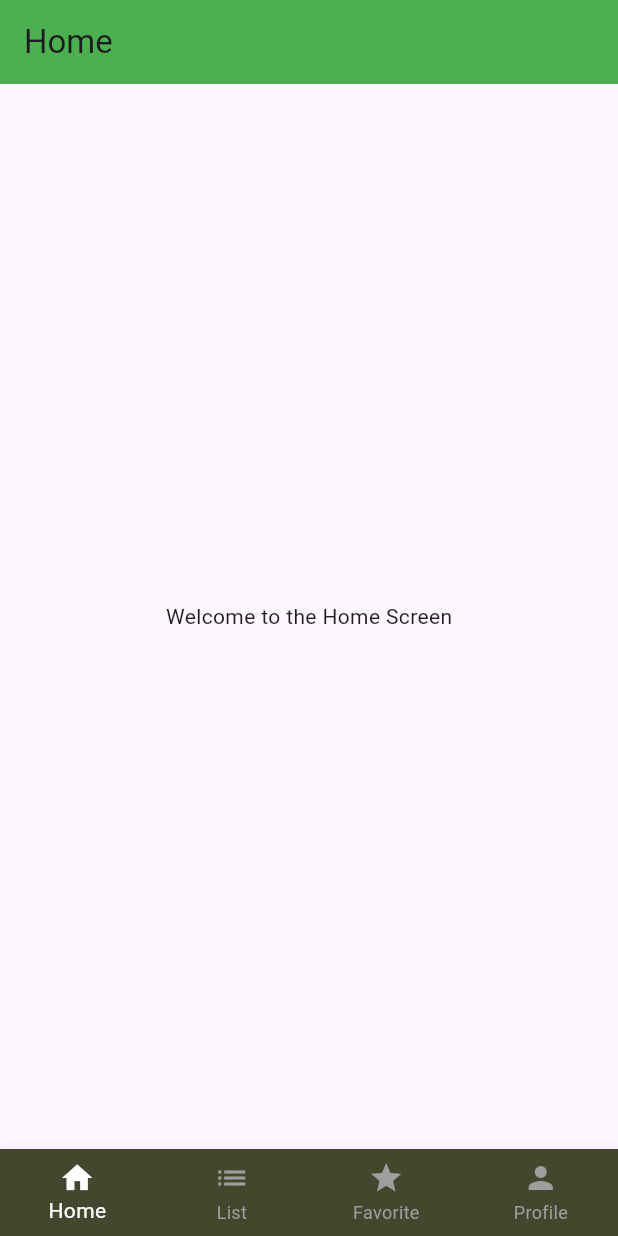
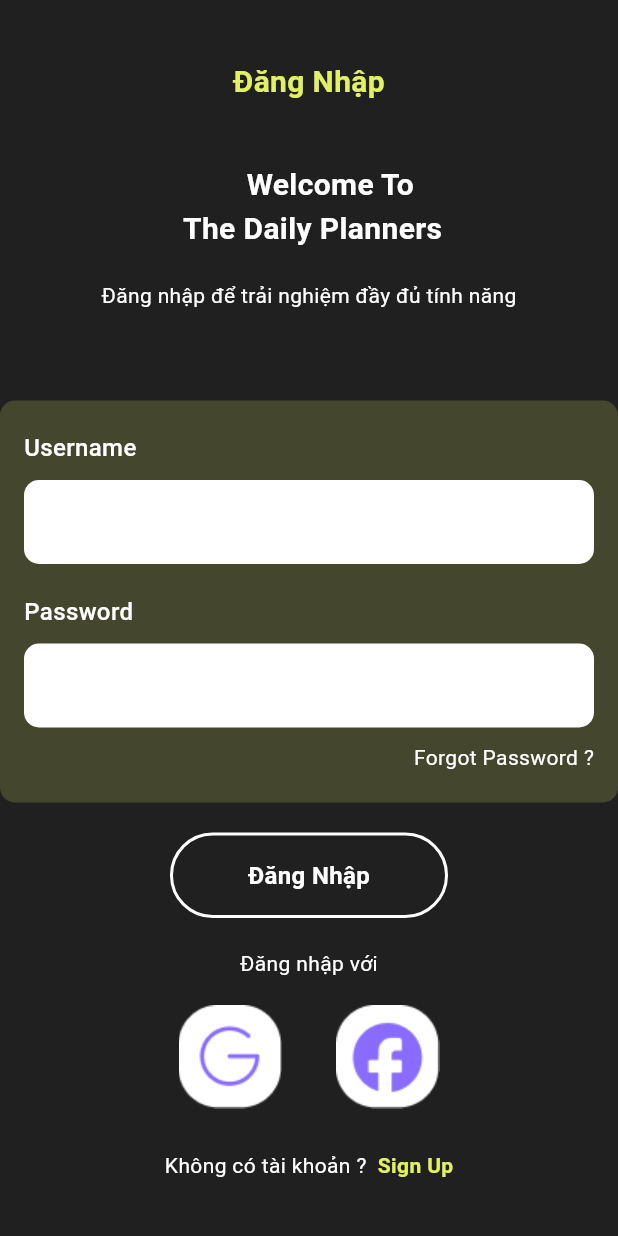
Before and after one commit to Levien211003/TestKTQBDailyPlan, a Flutter app: the screen it shows after launch, on a phone screen of 412 x 824 dp. Run offline on Flutter 3.47's test engine with Material 3 defaults, Android fonts, the light colour scheme and no system bars; our stand-ins replace table_calendar; Roboto replaces fonts that are missing (Poppins).

Commit message:
3rd commit

```diff
--- a/lib/favorite_screen.dart
+++ b/lib/favorite_screen.dart
@@ -9,10 +9,10 @@
   @override
   Widget build(BuildContext context) {
     return Scaffold(
-      appBar: AppBar(
-        title: Text('Favorite'),
-        backgroundColor: Colors.green, // Màu của AppBar
-      ),
+      // appBar: AppBar(
+      //   title: Text('Favorite'),
+      //   backgroundColor: Colors.green, // Màu của AppBar
+      // ),
       body: Center(
         child: Text('Welcome to the Favorite Screen'),
       ),
--- a/lib/list_screen.dart
+++ b/lib/list_screen.dart
@@ -9,10 +9,10 @@
   @override
   Widget build(BuildContext context) {
     return Scaffold(
-      appBar: AppBar(
-        title: Text('List'),
-        backgroundColor: Colors.green, // Màu của AppBar
-      ),
+      // appBar: AppBar(
+      //   title: Text('List'),
+      //   backgroundColor: Colors.green, // Màu của AppBar
+      // ),
       body: Center(
         child: Text('Welcome to the List Screen'),
       ),
--- /dev/null
+++ b/lib/login_screen.dart
@@ -0,0 +1,236 @@
+import 'package:flutter/material.dart';
+import 'navbar.dart';
+import 'signup_screen.dart';
+
+class LoginScreen extends StatefulWidget {
+  @override
+  _LoginScreenState createState() => _LoginScreenState();
+}
+
+class _LoginScreenState extends State<LoginScreen> {
+  final TextEditingController usernameController = TextEditingController();
+  final TextEditingController passwordController = TextEditingController();
+
+  @override
+  Widget build(BuildContext context) {
+    return Scaffold(
+      backgroundColor: Color(0xFF212020),
+      body: SingleChildScrollView(
+        child: Column(
+          children: [
+            Container(
+              padding: EdgeInsets.only(left: 16, right: 16, top: 40),
+              child: Row(
+                mainAxisAlignment: MainAxisAlignment.center,
+                children: [
+                  // GestureDetector(
+                  //   onTap: () {
+                  //     Navigator.pop(context);
+                  //   },
+                  //   child: Icon(
+                  //     Icons.arrow_back_ios,
+                  //     color: Color(0xFFE2F163),
+                  //   ),
+                  // ),
+                  Spacer(),
+                  Text(
+                    'Đăng Nhập',
+                    style: TextStyle(
+                      color: Color(0xFFE2F163),
+                      fontSize: 20,
+                      fontFamily: 'Poppins',
+                      fontWeight: FontWeight.w700,
+                    ),
+                  ),
+                  Spacer(),
+                ],
+              ),
+            ),
+            SizedBox(height: 40),
+            Text(
+              '         Welcome To \n The Daily Planners',
+              style: TextStyle(
+                color: Colors.white,
+                fontSize: 20,
+                fontFamily: 'Poppins',
+                fontWeight: FontWeight.w700,
+              ),
+            ),
+            SizedBox(height: 20),
+            Text(
+              'Đăng nhập để trải nghiệm đầy đủ tính năng',
+              style: TextStyle(
+                color: Colors.white,
+                fontSize: 14,
+                fontFamily: 'Poppins',
+                fontWeight: FontWeight.w400,
+              ),
+            ),
+            SizedBox(height: 60),
+            Container(
+              padding: EdgeInsets.symmetric(horizontal: 16, vertical: 20),
+              decoration: BoxDecoration(
+                color: Color(0xFF44462E),
+                borderRadius: BorderRadius.circular(10), // Bo tròn góc cho đẹp hơn
+              ),
+              child: Column(
+                crossAxisAlignment: CrossAxisAlignment.start,
+                children: [
+                  Text(
+                    'Username',
+                    style: TextStyle(
+                      color: Colors.white,
+                      fontSize: 16,
+                      fontFamily: 'Poppins',
+                      fontWeight: FontWeight.w500,
+                    ),
+                  ),
+                  SizedBox(height: 10),
+                  TextField(
+                    controller: usernameController,
+                    decoration: InputDecoration(
+                      filled: true,
+                      fillColor: Colors.white,
+                      border: OutlineInputBorder(
+                        borderRadius: BorderRadius.circular(10),
+                        borderSide: BorderSide.none,
+                      ),
+                    ),
+                  ),
+                  SizedBox(height: 20),
+                  Text(
+                    'Password',
+                    style: TextStyle(
+                      color: Colors.white,
+                      fontSize: 16,
+                      fontFamily: 'Poppins',
+                      fontWeight: FontWeight.w500,
+                    ),
+                  ),
+                  SizedBox(height: 10),
+                  TextField(
+                    controller: passwordController,
+                    obscureText: true,
+                    decoration: InputDecoration(
+                      filled: true,
+                      fillColor: Colors.white,
+                      border: OutlineInputBorder(
+                        borderRadius: BorderRadius.circular(10),
+                        borderSide: BorderSide.none,
+                      ),
+                    ),
+                  ),
+                  SizedBox(height: 10),
+                  Align(
+                    alignment: Alignment.centerRight,
+                    child: Text(
+                      'Forgot Password ?',
+                      style: TextStyle(
+                        color: Colors.white,
+                        fontSize: 14,
+                        fontFamily: 'Poppins',
+                        fontWeight: FontWeight.w400,
+                      ),
+                    ),
+                  ),
+                ],
+              ),
+            ),
+            SizedBox(height: 20),
+            Ink(
+              decoration: BoxDecoration(
+                color: Colors.transparent,
+                border: Border.all(color: Colors.white, width: 2),
+                borderRadius: BorderRadius.circular(30),
+              ),
+              child: InkWell(
+                onTap: () {
+                  // Thay thế logic đăng nhập API bằng logic dẫn tới navbar
+                  Navigator.push(
+                    context,
+                    MaterialPageRoute(builder: (context) => Navbar()),
+                  );
+                },
+                child: Container(
+                  padding: EdgeInsets.symmetric(horizontal: 50, vertical: 15),
+                  child: Text(
+                    'Đăng Nhập',
+                    style: TextStyle(
+                      color: Colors.white,
+                      fontSize: 16,
+                      fontFamily: 'Poppins',
+                      fontWeight: FontWeight.w600,
+                    ),
+                  ),
+                ),
+              ),
+            ),
+            SizedBox(height: 20),
+            Text(
+              'Đăng nhập với',
+              style: TextStyle(
+                color: Colors.white,
+                fontSize: 14,
+                fontFamily: 'Poppins',
+                fontWeight: FontWeight.w400,
+              ),
+            ),
+            SizedBox(height: 10),
+            Row(
+              mainAxisAlignment: MainAxisAlignment.center,
+              children: [
+                IconButton(
+                  icon: Image.asset('assets/icons/google.png'),
+                  iconSize: 40,
+                  onPressed: () {
+                    // Tùy chỉnh logic nếu cần
+                  },
+                ),
+                SizedBox(width: 20),
+                IconButton(
+                  icon: Image.asset('assets/icons/facebook.png'),
+                  iconSize: 40,
+                  onPressed: () {
+                    // Tùy chỉnh logic nếu cần
+                  },
+                ),
+              ],
+            ),
+            SizedBox(height: 20),
+            Row(
+              mainAxisAlignment: MainAxisAlignment.center,
+              children: [
+                Text(
+                  'Không có tài khoản ?  ',
+                  style: TextStyle(
+                    color: Colors.white,
+                    fontSize: 14,
+                    fontFamily: 'Poppins',
+                    fontWeight: FontWeight.w400,
+                  ),
+                ),
+                GestureDetector(
+                  onTap: () {
+                    Navigator.push(
+                      context,
+                      MaterialPageRoute(builder: (context) => SignupScreen()),
+                    );
+                  },
+                  child: Text(
+                    'Sign Up',
+                    style: TextStyle(
+                      color: Color(0xFFE2F163),
+                      fontSize: 14,
+                      fontFamily: 'Poppins',
+                      fontWeight: FontWeight.w600,
+                    ),
+                  ),
+                ),
+              ],
+            ),
+          ],
+        ),
+      ),
+    );
+  }
+}
--- a/lib/main.dart
+++ b/lib/main.dart
@@ -1,4 +1,5 @@
 import 'package:flutter/material.dart';
+import 'package:testktdailyplan/login_screen.dart';
 import 'navbar.dart'; // Import Navbar
 
 void main() {
@@ -9,7 +10,7 @@
   @override
   Widget build(BuildContext context) {
     return MaterialApp(
-      home: Navbar(), // Đặt Navbar là màn hình chính
+      home: LoginScreen(),
     );
   }
 }
--- a/lib/navbar.dart
+++ b/lib/navbar.dart
@@ -40,19 +40,19 @@
         items: const [
           BottomNavigationBarItem(
             icon: Icon(Icons.home),
-            label: 'Home',
+            label: 'Trang Chủ',
           ),
           BottomNavigationBarItem(
-            icon: Icon(Icons.list),
-            label: 'List',
+            icon: Icon(Icons.work),
+            label: 'Công Việc',
           ),
           BottomNavigationBarItem(
-            icon: Icon(Icons.star),
-            label: 'Favorite',
+            icon: Icon(Icons.calendar_month_outlined),
+            label: 'Lịch',
           ),
           BottomNavigationBarItem(
-            icon: Icon(Icons.person),
-            label: 'Profile',
+            icon: Icon(Icons.settings),
+            label: 'Cài Đặt',
           ),
         ],
       ),
```
Also changed, not shown: lib/home_screen.dart (+174 -5 lines), lib/setting_screen.dart (+4 -4 lines), lib/signup_screen.dart (added, +237 -0 lines), pubspec.yaml (+20 -1 lines), assets/icons/crown.png (added), assets/icons/facebook.png (added), assets/icons/finishcon.png (added), assets/icons/gender1.png (added), assets/icons/gender2.png (added), assets/icons/google.png (added), assets/icons/icon2.png (added), assets/icons/icon3.png (added), assets/icons/icon4.png (added), pubspec.lock, 5 other files.
